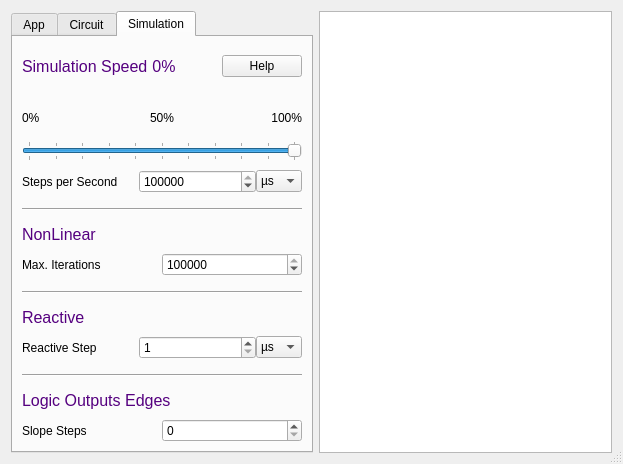
This is src/gui/dialogs/appdialog.ui in Arcachofo/SimulIDE-dev as Qt 5 draws it before an edit. The edited form follows.
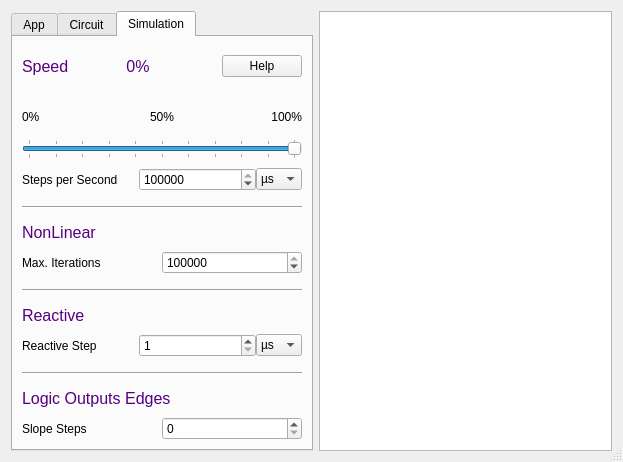
This is the edited form. The open tabs and pages were chosen to show the change.

```diff
--- a/src/gui/dialogs/appdialog.ui
+++ b/src/gui/dialogs/appdialog.ui
@@ -10,7 +10,7 @@
     <x>0</x>
     <y>0</y>
     <width>623</width>
-    <height>464</height>
+    <height>462</height>
    </rect>
   </property>
   <property name="sizePolicy">
@@ -709,77 +709,20 @@
                <verstretch>0</verstretch>
               </sizepolicy>
              </property>
-             <property name="palette">
-              <palette>
-               <active>
-                <colorrole role="WindowText">
-                 <brush brushstyle="SolidPattern">
-                  <color alpha="255">
-                   <red>85</red>
-                   <green>0</green>
-                   <blue>127</blue>
-                  </color>
-                 </brush>
-                </colorrole>
-                <colorrole role="Text">
-                 <brush brushstyle="SolidPattern">
-                  <color alpha="255">
-                   <red>0</red>
-                   <green>0</green>
-                   <blue>0</blue>
-                  </color>
-                 </brush>
-                </colorrole>
-               </active>
-               <inactive>
-                <colorrole role="WindowText">
-                 <brush brushstyle="SolidPattern">
-                  <color alpha="255">
-                   <red>85</red>
-                   <green>0</green>
-                   <blue>127</blue>
-                  </color>
-                 </brush>
-                </colorrole>
-                <colorrole role="Text">
-                 <brush brushstyle="SolidPattern">
-                  <color alpha="255">
-                   <red>0</red>
-                   <green>0</green>
-                   <blue>0</blue>
-                  </color>
-                 </brush>
-                </colorrole>
-               </inactive>
-               <disabled>
-                <colorrole role="WindowText">
-                 <brush brushstyle="SolidPattern">
-                  <color alpha="255">
-                   <red>190</red>
-                   <green>190</green>
-                   <blue>190</blue>
-                  </color>
-                 </brush>
-                </colorrole>
-                <colorrole role="Text">
-                 <brush brushstyle="SolidPattern">
-                  <color alpha="255">
-                   <red>190</red>
-                   <green>190</green>
-                   <blue>190</blue>
-                  </color>
-                 </brush>
-                </colorrole>
-               </disabled>
-              </palette>
-             </property>
              <property name="font">
               <font>
+               <family>Ubuntu</family>
                <pointsize>12</pointsize>
+               <weight>50</weight>
+               <italic>false</italic>
+               <bold>false</bold>
               </font>
              </property>
+             <property name="styleSheet">
+              <string notr="true">font: 12pt &quot;Ubuntu&quot;; color: rgb(85, 0, 127)</string>
+             </property>
              <property name="text">
-              <string>Simulation Speed</string>
+              <string>Speed</string>
              </property>
              <property name="alignment">
               <set>Qt::AlignLeading|Qt::AlignLeft|Qt::AlignVCenter</set>
@@ -809,9 +752,27 @@
                 <colorrole role="Text">
                  <brush brushstyle="SolidPattern">
                   <color alpha="255">
-                   <red>0</red>
+                   <red>85</red>
                    <green>0</green>
-                   <blue>0</blue>
+                   <blue>127</blue>
+                  </color>
+                 </brush>
+                </colorrole>
+                <colorrole role="ButtonText">
+                 <brush brushstyle="SolidPattern">
+                  <color alpha="255">
+                   <red>85</red>
+                   <green>0</green>
+                   <blue>127</blue>
+                  </color>
+                 </brush>
+                </colorrole>
+                <colorrole role="PlaceholderText">
+                 <brush brushstyle="NoBrush">
+                  <color alpha="128">
+                   <red>85</red>
+                   <green>0</green>
+                   <blue>127</blue>
                   </color>
                  </brush>
                 </colorrole>
@@ -829,9 +790,27 @@
                 <colorrole role="Text">
                  <brush brushstyle="SolidPattern">
                   <color alpha="255">
-                   <red>0</red>
+                   <red>85</red>
                    <green>0</green>
-                   <blue>0</blue>
+                   <blue>127</blue>
+                  </color>
+                 </brush>
+                </colorrole>
+                <colorrole role="ButtonText">
+                 <brush brushstyle="SolidPattern">
+                  <color alpha="255">
+                   <red>85</red>
+                   <green>0</green>
+                   <blue>127</blue>
+                  </color>
+                 </brush>
+                </colorrole>
+                <colorrole role="PlaceholderText">
+                 <brush brushstyle="NoBrush">
+                  <color alpha="128">
+                   <red>85</red>
+                   <green>0</green>
+                   <blue>127</blue>
                   </color>
                  </brush>
                 </colorrole>
@@ -840,18 +819,36 @@
                 <colorrole role="WindowText">
                  <brush brushstyle="SolidPattern">
                   <color alpha="255">
-                   <red>190</red>
-                   <green>190</green>
-                   <blue>190</blue>
+                   <red>85</red>
+                   <green>0</green>
+                   <blue>127</blue>
                   </color>
                  </brush>
                 </colorrole>
                 <colorrole role="Text">
                  <brush brushstyle="SolidPattern">
                   <color alpha="255">
-                   <red>190</red>
-                   <green>190</green>
-                   <blue>190</blue>
+                   <red>85</red>
+                   <green>0</green>
+                   <blue>127</blue>
+                  </color>
+                 </brush>
+                </colorrole>
+                <colorrole role="ButtonText">
+                 <brush brushstyle="SolidPattern">
+                  <color alpha="255">
+                   <red>85</red>
+                   <green>0</green>
+                   <blue>127</blue>
+                  </color>
+                 </brush>
+                </colorrole>
+                <colorrole role="PlaceholderText">
+                 <brush brushstyle="NoBrush">
+                  <color alpha="128">
+                   <red>85</red>
+                   <green>0</green>
+                   <blue>127</blue>
                   </color>
                  </brush>
                 </colorrole>
@@ -860,9 +857,16 @@
              </property>
              <property name="font">
               <font>
+               <family>Ubuntu</family>
                <pointsize>12</pointsize>
+               <weight>50</weight>
+               <italic>false</italic>
+               <bold>false</bold>
               </font>
              </property>
+             <property name="styleSheet">
+              <string notr="true">font: 12pt &quot;Ubuntu&quot;; color: rgb(85, 0, 127)</string>
+             </property>
              <property name="text">
               <string> 0%</string>
              </property>
@@ -1076,75 +1080,18 @@
              <verstretch>0</verstretch>
             </sizepolicy>
            </property>
-           <property name="palette">
-            <palette>
-             <active>
-              <colorrole role="WindowText">
-               <brush brushstyle="SolidPattern">
-                <color alpha="255">
-                 <red>85</red>
-                 <green>0</green>
-                 <blue>127</blue>
-                </color>
-               </brush>
-              </colorrole>
-              <colorrole role="Text">
-               <brush brushstyle="SolidPattern">
-                <color alpha="255">
-                 <red>0</red>
-                 <green>0</green>
-                 <blue>0</blue>
-                </color>
-               </brush>
-              </colorrole>
-             </active>
-             <inactive>
-              <colorrole role="WindowText">
-               <brush brushstyle="SolidPattern">
-                <color alpha="255">
-                 <red>85</red>
-                 <green>0</green>
-                 <blue>127</blue>
-                </color>
-               </brush>
-              </colorrole>
-              <colorrole role="Text">
-               <brush brushstyle="SolidPattern">
-                <color alpha="255">
-                 <red>0</red>
-                 <green>0</green>
-                 <blue>0</blue>
-                </color>
-               </brush>
-              </colorrole>
-             </inactive>
-             <disabled>
-              <colorrole role="WindowText">
-               <brush brushstyle="SolidPattern">
-                <color alpha="255">
-                 <red>190</red>
-                 <green>190</green>
-                 <blue>190</blue>
-                </color>
-               </brush>
-              </colorrole>
-              <colorrole role="Text">
-               <brush brushstyle="SolidPattern">
-                <color alpha="255">
-                 <red>190</red>
-                 <green>190</green>
-                 <blue>190</blue>
-                </color>
-               </brush>
-              </colorrole>
-             </disabled>
-            </palette>
-           </property>
            <property name="font">
             <font>
+             <family>Ubuntu</family>
              <pointsize>12</pointsize>
+             <weight>50</weight>
+             <italic>false</italic>
+             <bold>false</bold>
             </font>
            </property>
+           <property name="styleSheet">
+            <string notr="true">font: 12pt &quot;Ubuntu&quot;; color: rgb(85, 0, 127)</string>
+           </property>
            <property name="text">
             <string>NonLinear</string>
            </property>
@@ -1210,75 +1157,18 @@
              <verstretch>0</verstretch>
             </sizepolicy>
            </property>
-           <property name="palette">
-            <palette>
-             <active>
-              <colorrole role="WindowText">
-               <brush brushstyle="SolidPattern">
-                <color alpha="255">
-                 <red>85</red>
-                 <green>0</green>
-                 <blue>127</blue>
-                </color>
-               </brush>
-              </colorrole>
-              <colorrole role="Text">
-               <brush brushstyle="SolidPattern">
-                <color alpha="255">
-                 <red>0</red>
-                 <green>0</green>
-                 <blue>0</blue>
-                </color>
-               </brush>
-              </colorrole>
-             </active>
-             <inactive>
-              <colorrole role="WindowText">
-               <brush brushstyle="SolidPattern">
-                <color alpha="255">
-                 <red>85</red>
-                 <green>0</green>
-                 <blue>127</blue>
-                </color>
-               </brush>
-              </colorrole>
-              <colorrole role="Text">
-               <brush brushstyle="SolidPattern">
-                <color alpha="255">
-                 <red>0</red>
-                 <green>0</green>
-                 <blue>0</blue>
-                </color>
-               </brush>
-              </colorrole>
-             </inactive>
-             <disabled>
-              <colorrole role="WindowText">
-               <brush brushstyle="SolidPattern">
-                <color alpha="255">
-                 <red>190</red>
-                 <green>190</green>
-                 <blue>190</blue>
-                </color>
-               </brush>
-              </colorrole>
-              <colorrole role="Text">
-               <brush brushstyle="SolidPattern">
-                <color alpha="255">
-                 <red>190</red>
-                 <green>190</green>
-                 <blue>190</blue>
-                </color>
-               </brush>
-              </colorrole>
-             </disabled>
-            </palette>
-           </property>
            <property name="font">
             <font>
+             <family>Ubuntu</family>
              <pointsize>12</pointsize>
+             <weight>50</weight>
+             <italic>false</italic>
+             <bold>false</bold>
             </font>
            </property>
+           <property name="styleSheet">
+            <string notr="true">font: 12pt &quot;Ubuntu&quot;; color: rgb(85, 0, 127)</string>
+           </property>
            <property name="text">
             <string>Reactive</string>
            </property>
@@ -1394,48 +1284,18 @@
              <verstretch>0</verstretch>
             </sizepolicy>
            </property>
-           <property name="palette">
-            <palette>
-             <active>
-              <colorrole role="WindowText">
-               <brush brushstyle="SolidPattern">
-                <color alpha="255">
-                 <red>85</red>
-                 <green>0</green>
-                 <blue>127</blue>
-                </color>
-               </brush>
-              </colorrole>
-             </active>
-             <inactive>
-              <colorrole role="WindowText">
-               <brush brushstyle="SolidPattern">
-                <color alpha="255">
-                 <red>85</red>
-                 <green>0</green>
-                 <blue>127</blue>
-                </color>
-               </brush>
-              </colorrole>
-             </inactive>
-             <disabled>
-              <colorrole role="WindowText">
-               <brush brushstyle="SolidPattern">
-                <color alpha="255">
-                 <red>190</red>
-                 <green>190</green>
-                 <blue>190</blue>
-                </color>
-               </brush>
-              </colorrole>
-             </disabled>
-            </palette>
-           </property>
            <property name="font">
             <font>
+             <family>Ubuntu</family>
              <pointsize>12</pointsize>
+             <weight>50</weight>
+             <italic>false</italic>
+             <bold>false</bold>
             </font>
            </property>
+           <property name="styleSheet">
+            <string notr="true">font: 12pt &quot;Ubuntu&quot;; color: rgb(85, 0, 127)</string>
+           </property>
            <property name="text">
             <string>Logic Outputs Edges</string>
            </property>
```
Left out of the diff: 213 changed lines with no effect on the pictures.
